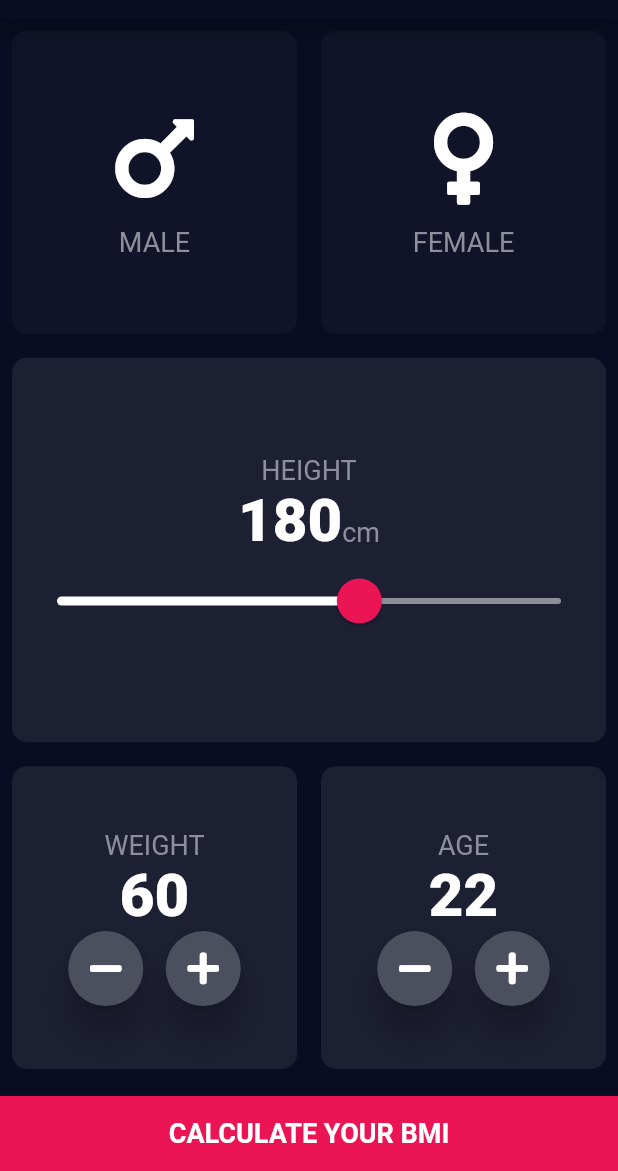
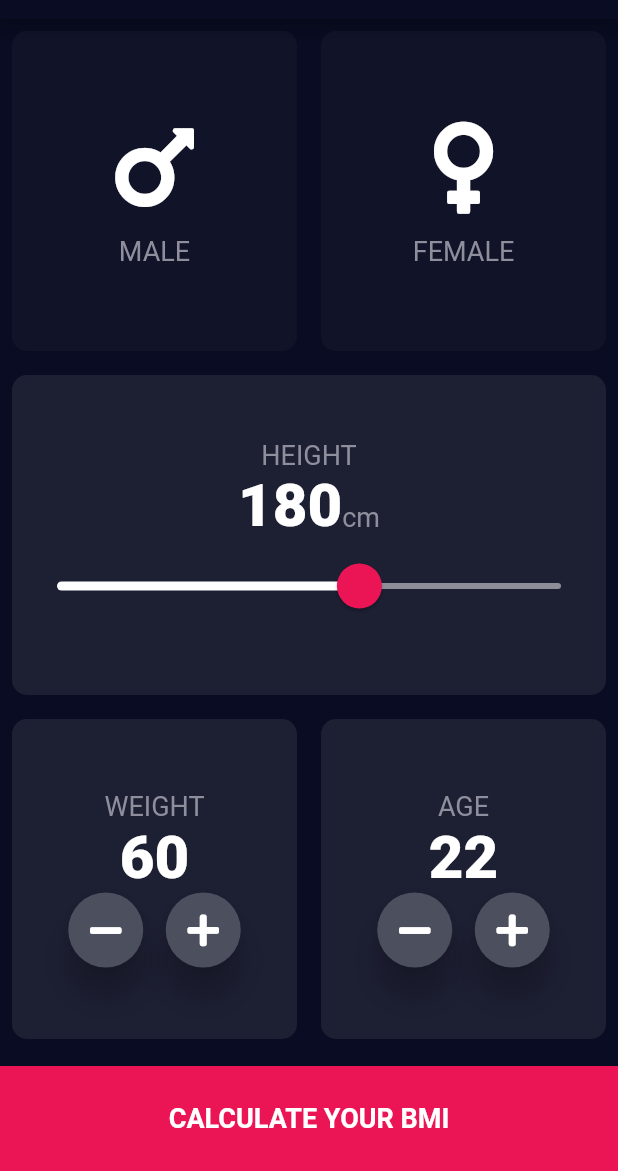
Before and after one commit to divyesh-solanki/bmi-calculator, a Flutter app: the screen it shows after launch, on a phone screen of 412 x 824 dp, the part 65-1236 px from its top. Run offline on Flutter 3.47's test engine with Material 2 defaults, Android fonts, the phone set to English and light mode, and no system bars; our stand-ins replace font_awesome_flutter.

Commit message:
project completed

```diff
--- /dev/null
+++ b/lib/components/bottom_button.dart
@@ -0,0 +1,22 @@
+import 'package:flutter/material.dart';
+import '../constants.dart';
+class BottomButton extends StatelessWidget {
+  final String buttonTitle;
+  final Function onPress;
+  BottomButton({@required this.buttonTitle,@required this.onPress});
+  @override
+  Widget build(BuildContext context) {
+    return Container(
+      height: kbottomContainerHeight,
+      width: double.infinity,
+      margin: EdgeInsets.only(top: 10),
+      color: kbottomContainerColor,
+      child: FlatButton(
+          onPressed: onPress,
+          child: Text(
+            buttonTitle,
+            style: TextStyle(fontSize: 18, fontWeight: FontWeight.bold),
+          )),
+    );
+  }
+}
--- a/lib/gender_card_content.dart
+++ b/lib/components/gender_card_content.dart
@@ -1,5 +1,5 @@
 import 'package:flutter/material.dart';
-import 'constants.dart';
+import '../constants.dart';
 class GenderCardContent extends StatelessWidget {
   final String genderName;
   final IconData genderIcon;
--- a/lib/constants.dart
+++ b/lib/constants.dart
@@ -1,6 +1,6 @@
 import 'package:flutter/material.dart';
 
-const kbottomContainerHeight = 50.0;
+const kbottomContainerHeight = 70.0;
 const kbottomContainerColor = Color(0xFFEB1555);
 const kactiveCardColor = Color(0xFF1D1F33);
 const kinactiveCardColor = Color(0xFF111328);
--- a/lib/main.dart
+++ b/lib/main.dart
@@ -1,5 +1,5 @@
 import 'package:flutter/material.dart';
-import 'input_page.dart';
+import 'screens/input_page.dart';
 void main() => runApp(BMICalculator());
 
 class BMICalculator extends StatelessWidget {
--- a/lib/input_page.dart
+++ b/lib/screens/input_page.dart
@@ -1,10 +1,12 @@
+import 'package:bmi_calculator/screens/result_page.dart';
 import 'package:flutter/material.dart';
 import 'package:font_awesome_flutter/font_awesome_flutter.dart';
-import 'reusable_card.dart';
-import 'gender_card_content.dart';
-import 'constants.dart';
-import 'round_icon_button.dart';
-import 'result_page.dart';
+import '../components/reusable_card.dart';
+import '../components/gender_card_content.dart';
+import '../constants.dart';
+import '../components/round_icon_button.dart';
+import '../components/bottom_button.dart';
+import 'package:bmi_calculator/bmi_brain.dart';
 enum Gender {
   male,
   female,
@@ -30,7 +32,7 @@ class _InputPageState extends State<InputPage> {
         crossAxisAlignment: CrossAxisAlignment.stretch,
         children: <Widget>[
           Expanded(
-            flex: 4,
+            //flex: 4,
             child: Row(
               children: <Widget>[
                 Expanded(
@@ -71,7 +73,7 @@ class _InputPageState extends State<InputPage> {
             ),
           ),
           Expanded(
-            flex: 5,
+            //flex: 5,
             child: ReusableCard(
               colour: kactiveCardColor,
               cardChild: Column(
@@ -120,7 +122,7 @@ class _InputPageState extends State<InputPage> {
             ),
           ),
           Expanded(
-            flex: 4,
+            //flex: 4,
             child: Row(
               children: <Widget>[
                 Expanded(
@@ -215,21 +217,23 @@ class _InputPageState extends State<InputPage> {
               ],
             ),
           ),
-          Container(
-            height: kbottomContainerHeight,
-            width: double.infinity,
-            margin: EdgeInsets.only(top: 10),
-            color: kbottomContainerColor,
-            child: FlatButton(
-                onPressed: () {
-                  Navigator.push(context,MaterialPageRoute(builder: (context){
-                    return ResultPage();
-                  }) );
-                },
-                child: Text(
-                  'CALCULATE YOUR BMI',
-                  style: TextStyle(fontSize: 18, fontWeight: FontWeight.bold),
-                )),
+          BottomButton(
+            buttonTitle: 'CALCULATE YOUR BMI',
+            onPress: () {
+              BMIBrain calc = BMIBrain(height: height,weight: weight);
+              Navigator.push(
+                context,
+                MaterialPageRoute(
+                  builder: (context) {
+                    return ResultPage(
+                      bmi: calc.calculateBMI(),
+                      resultText: calc.getResult(),
+                      bmiInterpretation: calc.getInterpretation(),
+                    );
+                  },
+                ),
+              );
+            },
           ),
         ],
       ),
```
Also changed, not shown: lib/bmi_brain.dart (added, +30 -0 lines), lib/result_page.dart (deleted, +0 -11 lines), lib/screens/result_page.dart (added, +84 -0 lines), lib/components/reusable_card.dart (renamed from lib/reusable_card.dart), lib/components/round_icon_button.dart (renamed from lib/round_icon_button.dart).
